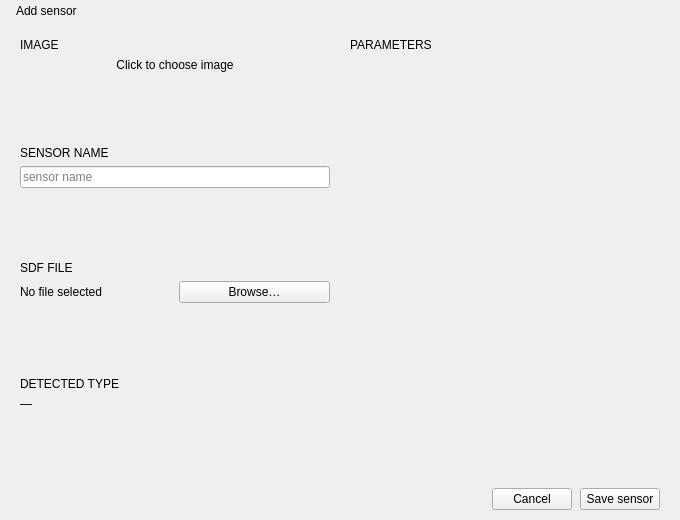
This is ui/qt/add_sensor_dialog.ui in Alexey-Nikolaevic-B/2042_sensor_testing as Qt 5 draws it before an edit. The edited form follows.
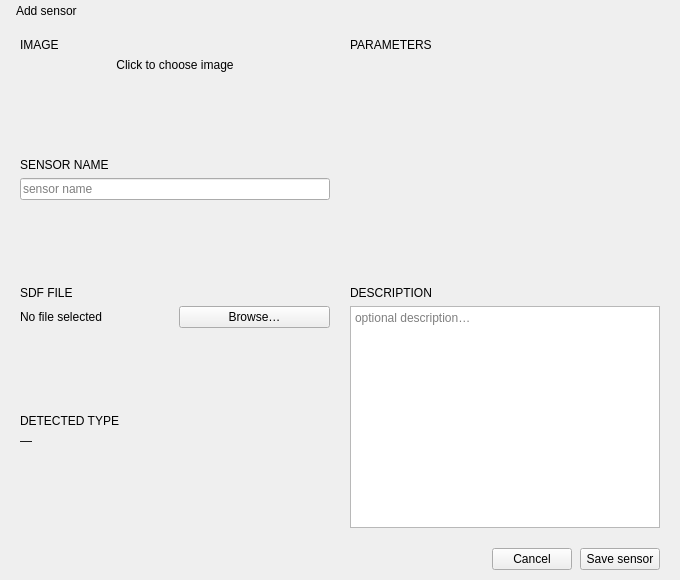
This is the edited form.

Commit message: added description filed to add_sensor_dialog

```diff
--- a/ui/qt/add_sensor_dialog.ui
+++ b/ui/qt/add_sensor_dialog.ui
@@ -3,7 +3,7 @@
  <class>AddSensorDialog</class>
  <widget class="QDialog" name="AddSensorDialog">
   <property name="geometry">
-   <rect><x>0</x><y>0</y><width>680</width><height>520</height></rect>
+   <rect><x>0</x><y>0</y><width>680</width><height>580</height></rect>
   </property>
   <property name="windowTitle"><string>Add sensor</string></property>
 
@@ -57,7 +57,7 @@
       <property name="leftMargin"><number>20</number></property>
       <property name="topMargin"><number>16</number></property>
       <property name="rightMargin"><number>20</number></property>
-      <property name="bottomMargin"><number>0</number></property>
+      <property name="bottomMargin"><number>10</number></property>
       <property name="spacing"><number>20</number></property>
 
       <!-- LEFT column: image / name / sdf / detected type -->
@@ -216,6 +216,20 @@
           </widget>
          </item>
 
+         <!-- Description -->
+         <item>
+          <widget class="QLabel" name="lbl_section_description">
+           <property name="text"><string>DESCRIPTION</string></property>
+          </widget>
+         </item>
+         <item>
+          <widget class="QPlainTextEdit" name="input_description">
+           <property name="placeholderText"><string>optional description…</string></property>
+           <property name="minimumHeight"><number>72</number></property>
+           <property name="maximumHeight"><number>72</number></property>
+          </widget>
+         </item>
+
         </layout>
        </widget>
       </item>
```
The commit also changes 5 other files.
